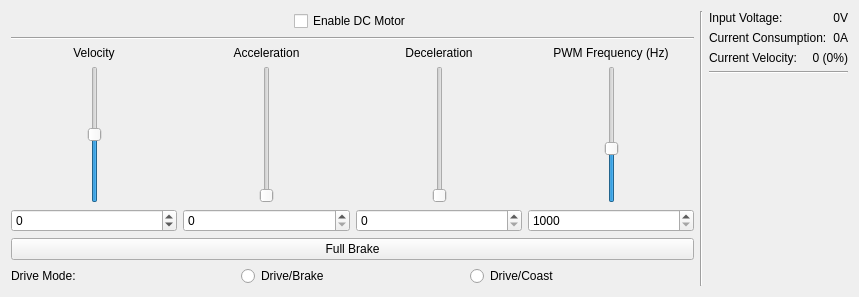
Above: src/brickv/plugin_system/plugins/dc_v2/ui/dc_v2.ui from Tinkerforge/brickv before the change. Below: the same form after it.
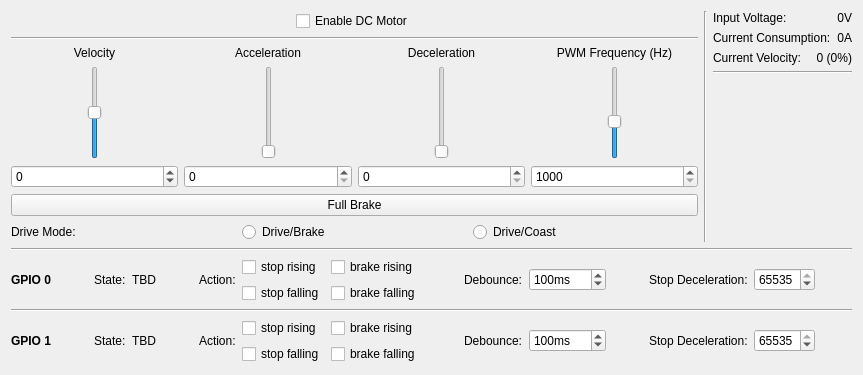
That is the form after the change. Custom widgets are drawn as their Qt base class.

Commit message: Add support for GPIO functions, remove debug prints

Patch:
```diff
--- a/src/brickv/plugin_system/plugins/dc_v2/ui/dc_v2.ui
+++ b/src/brickv/plugin_system/plugins/dc_v2/ui/dc_v2.ui
@@ -6,14 +6,14 @@
    <rect>
     <x>0</x>
     <y>0</y>
-    <width>859</width>
-    <height>297</height>
+    <width>863</width>
+    <height>375</height>
    </rect>
   </property>
   <property name="windowTitle">
    <string>Form</string>
   </property>
-  <layout class="QHBoxLayout" name="horizontalLayout_2">
+  <layout class="QVBoxLayout" name="verticalLayout_5">
    <item>
     <layout class="QHBoxLayout" name="horizontal_layout">
      <item>
@@ -571,6 +571,363 @@
      </item>
     </layout>
    </item>
+   <item>
+    <widget class="Line" name="line_4">
+     <property name="orientation">
+      <enum>Qt::Horizontal</enum>
+     </property>
+    </widget>
+   </item>
+   <item>
+    <layout class="QHBoxLayout" name="horizontalLayout_2">
+     <item>
+      <widget class="QLabel" name="label_5">
+       <property name="text">
+        <string>&lt;b&gt;GPIO 0&lt;/b&gt;</string>
+       </property>
+      </widget>
+     </item>
+     <item>
+      <spacer name="horizontalSpacer_11">
+       <property name="orientation">
+        <enum>Qt::Horizontal</enum>
+       </property>
+       <property name="sizeHint" stdset="0">
+        <size>
+         <width>40</width>
+         <height>20</height>
+        </size>
+       </property>
+      </spacer>
+     </item>
+     <item>
+      <widget class="QLabel" name="label_15">
+       <property name="text">
+        <string>State:</string>
+       </property>
+      </widget>
+     </item>
+     <item>
+      <widget class="QLabel" name="gpio0_state_label">
+       <property name="text">
+        <string>TBD</string>
+       </property>
+      </widget>
+     </item>
+     <item>
+      <spacer name="horizontalSpacer_19">
+       <property name="orientation">
+        <enum>Qt::Horizontal</enum>
+       </property>
+       <property name="sizeHint" stdset="0">
+        <size>
+         <width>40</width>
+         <height>20</height>
+        </size>
+       </property>
+      </spacer>
+     </item>
+     <item>
+      <widget class="QLabel" name="label_9">
+       <property name="text">
+        <string>Action:</string>
+       </property>
+      </widget>
+     </item>
+     <item>
+      <layout class="QVBoxLayout" name="verticalLayout_6">
+       <item>
+        <widget class="QCheckBox" name="gpio0_stop_rising_check">
+         <property name="text">
+          <string>stop rising</string>
+         </property>
+        </widget>
+       </item>
+       <item>
+        <widget class="QCheckBox" name="gpio0_stop_falling_check">
+         <property name="text">
+          <string>stop falling</string>
+         </property>
+        </widget>
+       </item>
+      </layout>
+     </item>
+     <item>
+      <layout class="QVBoxLayout" name="verticalLayout_7">
+       <item>
+        <widget class="QCheckBox" name="gpio0_brake_rising_check">
+         <property name="text">
+          <string>brake rising</string>
+         </property>
+        </widget>
+       </item>
+       <item>
+        <widget class="QCheckBox" name="gpio0_brake_falling_check">
+         <property name="text">
+          <string>brake falling</string>
+         </property>
+        </widget>
+       </item>
+      </layout>
+     </item>
+     <item>
+      <spacer name="horizontalSpacer_12">
+       <property name="orientation">
+        <enum>Qt::Horizontal</enum>
+       </property>
+       <property name="sizeHint" stdset="0">
+        <size>
+         <width>40</width>
+         <height>20</height>
+        </size>
+       </property>
+      </spacer>
+     </item>
+     <item>
+      <widget class="QLabel" name="label_11">
+       <property name="text">
+        <string>Debounce:</string>
+       </property>
+      </widget>
+     </item>
+     <item>
+      <widget class="QSpinBox" name="gpio0_debounce_spin">
+       <property name="suffix">
+        <string>ms</string>
+       </property>
+       <property name="maximum">
+        <number>65535</number>
+       </property>
+       <property name="value">
+        <number>100</number>
+       </property>
+      </widget>
+     </item>
+     <item>
+      <spacer name="horizontalSpacer_13">
+       <property name="orientation">
+        <enum>Qt::Horizontal</enum>
+       </property>
+       <property name="sizeHint" stdset="0">
+        <size>
+         <width>40</width>
+         <height>20</height>
+        </size>
+       </property>
+      </spacer>
+     </item>
+     <item>
+      <widget class="QLabel" name="label_13">
+       <property name="text">
+        <string>Stop Deceleration:</string>
+       </property>
+      </widget>
+     </item>
+     <item>
+      <widget class="QSpinBox" name="gpio0_stop_deceleration_spin">
+       <property name="maximum">
+        <number>65535</number>
+       </property>
+       <property name="value">
+        <number>65535</number>
+       </property>
+      </widget>
+     </item>
+     <item>
+      <spacer name="horizontalSpacer_14">
+       <property name="orientation">
+        <enum>Qt::Horizontal</enum>
+       </property>
+       <property name="sizeHint" stdset="0">
+        <size>
+         <width>40</width>
+         <height>20</height>
+        </size>
+       </property>
+      </spacer>
+     </item>
+    </layout>
+   </item>
+   <item>
+    <widget class="Line" name="line_5">
+     <property name="orientation">
+      <enum>Qt::Horizontal</enum>
+     </property>
+    </widget>
+   </item>
+   <item>
+    <layout class="QHBoxLayout" name="horizontalLayout_5">
+     <item>
+      <widget class="QLabel" name="label_7">
+       <property name="text">
+        <string>&lt;b&gt;GPIO 1&lt;/b&gt;</string>
+       </property>
+      </widget>
+     </item>
+     <item>
+      <spacer name="horizontalSpacer_15">
+       <property name="orientation">
+        <enum>Qt::Horizontal</enum>
+       </property>
+       <property name="sizeHint" stdset="0">
+        <size>
+         <width>40</width>
+         <height>20</height>
+        </size>
+       </property>
+      </spacer>
+     </item>
+     <item>
+      <widget class="QLabel" name="label_16">
+       <property name="text">
+        <string>State:</string>
+       </property>
+      </widget>
+     </item>
+     <item>
+      <widget class="QLabel" name="gpio1_state_label">
+       <property name="text">
+        <string>TBD</string>
+       </property>
+      </widget>
+     </item>
+     <item>
+      <spacer name="horizontalSpacer_20">
+       <property name="orientation">
+        <enum>Qt::Horizontal</enum>
+       </property>
+       <property name="sizeHint" stdset="0">
+        <size>
+         <width>40</width>
+         <height>20</height>
+        </size>
+       </property>
+      </spacer>
+     </item>
+     <item>
+      <widget class="QLabel" name="label_10">
+       <property name="text">
+        <string>Action:</string>
+       </property>
+      </widget>
+     </item>
+     <item>
+      <layout class="QVBoxLayout" name="verticalLayout_8">
+       <item>
+        <widget class="QCheckBox" name="gpio1_stop_rising_check">
+         <property name="text">
+          <string>stop rising</string>
+         </property>
+        </widget>
+       </item>
+       <item>
+        <widget class="QCheckBox" name="gpio1_stop_falling_check">
+         <property name="text">
+          <string>stop falling</string>
+         </property>
+        </widget>
+       </item>
+      </layout>
+     </item>
+     <item>
+      <layout class="QVBoxLayout" name="verticalLayout_9">
+       <item>
+        <widget class="QCheckBox" name="gpio1_brake_rising_check">
+         <property name="text">
+          <string>brake rising</string>
+         </property>
+        </widget>
+       </item>
+       <item>
+        <widget class="QCheckBox" name="gpio1_brake_falling_check">
+         <property name="text">
+          <string>brake falling</string>
+         </property>
+        </widget>
+       </item>
+      </layout>
+     </item>
+     <item>
+      <spacer name="horizontalSpacer_16">
+       <property name="orientation">
+        <enum>Qt::Horizontal</enum>
+       </property>
+       <property name="sizeHint" stdset="0">
+        <size>
+         <width>40</width>
+         <height>20</height>
+        </size>
+       </property>
+      </spacer>
+     </item>
+     <item>
+      <widget class="QLabel" name="label_12">
+       <property name="text">
+        <string>Debounce:</string>
+       </property>
+      </widget>
+     </item>
+     <item>
+      <widget class="QSpinBox" name="gpio1_debounce_spin">
+       <property name="suffix">
+        <string>ms</string>
+       </property>
+       <property name="maximum">
+        <number>65535</number>
+       </property>
+       <property name="value">
+        <number>100</number>
+       </property>
+      </widget>
+     </item>
+     <item>
+      <spacer name="horizontalSpacer_17">
+       <property name="orientation">
+        <enum>Qt::Horizontal</enum>
+       </property>
+       <property name="sizeHint" stdset="0">
+        <size>
+         <width>40</width>
+         <height>20</height>
+        </size>
+       </property>
+      </spacer>
+     </item>
+     <item>
+      <widget class="QLabel" name="label_14">
+       <property name="text">
+        <string>Stop Deceleration:</string>
+       </property>
+      </widget>
+     </item>
+     <item>
+      <widget class="QSpinBox" name="gpio1_stop_deceleration_spin">
+       <property name="suffix">
+        <string/>
+       </property>
+       <property name="maximum">
+        <number>65535</number>
+       </property>
+       <property name="value">
+        <number>65535</number>
+       </property>
+      </widget>
+     </item>
+     <item>
+      <spacer name="horizontalSpacer_18">
+       <property name="orientation">
+        <enum>Qt::Horizontal</enum>
+       </property>
+       <property name="sizeHint" stdset="0">
+        <size>
+         <width>40</width>
+         <height>20</height>
+        </size>
+       </property>
+      </spacer>
+     </item>
+    </layout>
+   </item>
   </layout>
  </widget>
  <customwidgets>
```
The commit also changes 2 other files.
